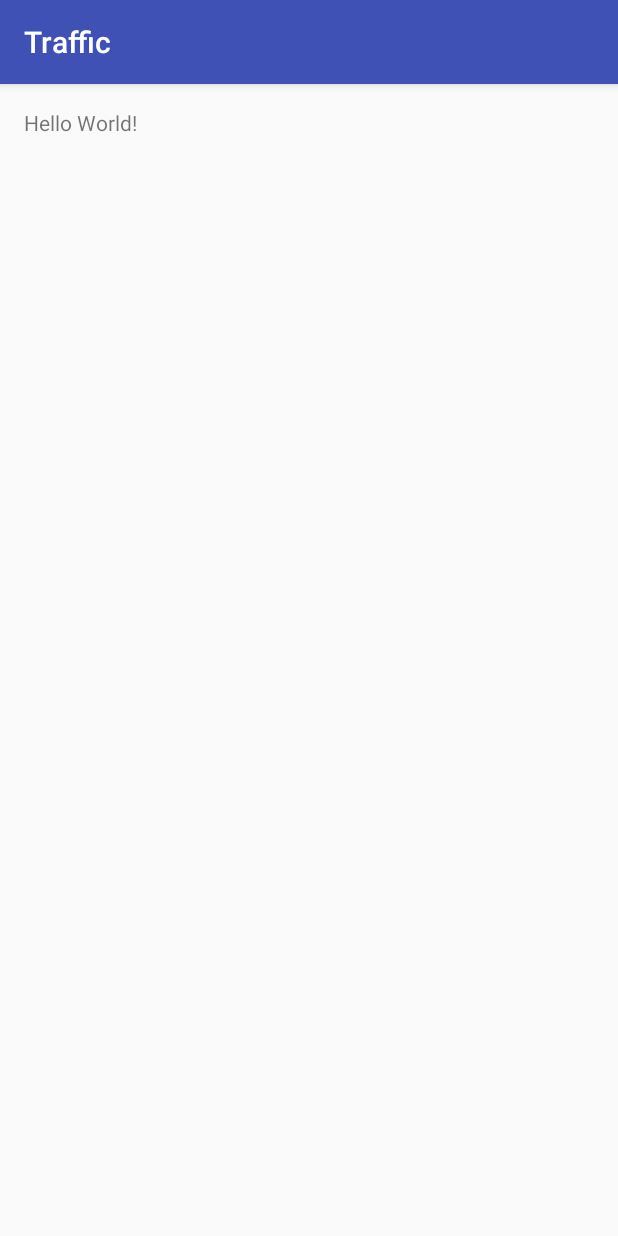
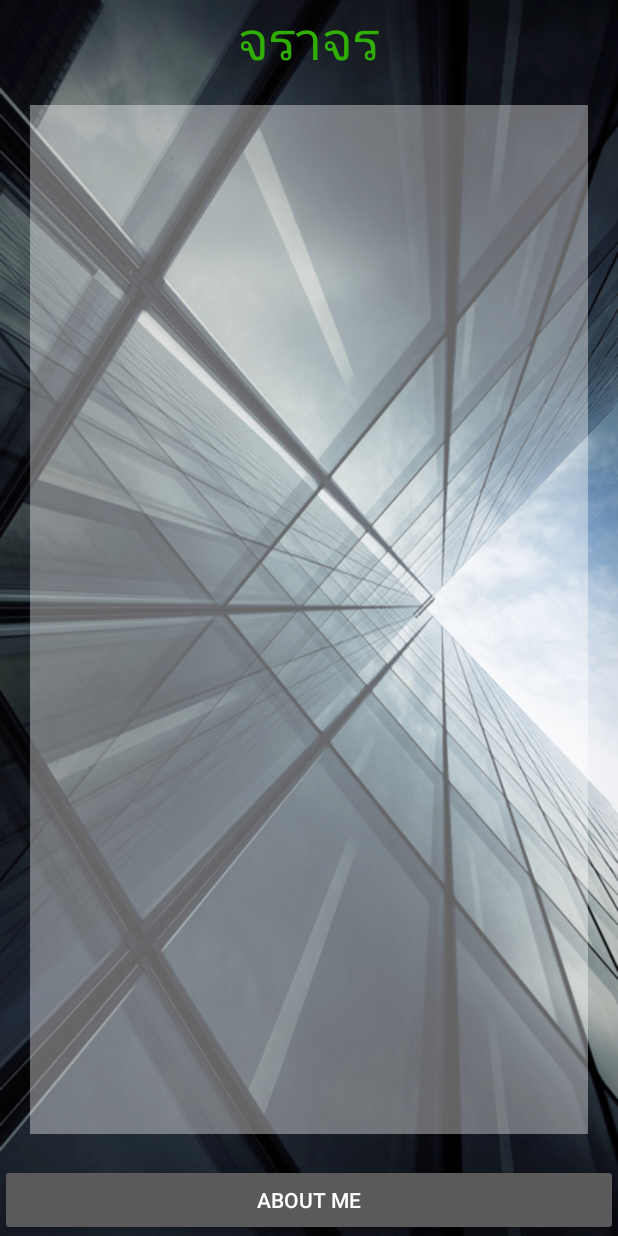
Before and after one commit to tanaboon/Workshop-Android-Benchachinda, an Android app: the screen it shows after launch (MainActivity), on a phone screen of 412 x 824 dp. Run offline under Robolectric (Android 15) with nearby library versions, the phone set to English and light mode, and no system bars.

Commit message:
ออกแบบ UI เสร็จแล้ว

```diff
--- a/app/src/main/res/layout/activity_main.xml
+++ b/app/src/main/res/layout/activity_main.xml
@@ -3,14 +3,35 @@
     xmlns:tools="http://schemas.android.com/tools"
     android:layout_width="match_parent"
     android:layout_height="match_parent"
-    android:paddingBottom="@dimen/activity_vertical_margin"
-    android:paddingLeft="@dimen/activity_horizontal_margin"
-    android:paddingRight="@dimen/activity_horizontal_margin"
-    android:paddingTop="@dimen/activity_vertical_margin"
-    tools:context="com.example.aum.traffic.MainActivity">
+    tools:context="com.example.aum.traffic.MainActivity"
+    android:id="@+id/ะ"
+    android:background="@drawable/wallpapers_a_00">
 
     <TextView
         android:layout_width="wrap_content"
         android:layout_height="wrap_content"
-        android:text="Hello World!" />
+        android:text="@string/top"
+        android:id="@+id/textView"
+
+        android:textSize="@dimen/h1"
+        android:layout_centerHorizontal="true"
+        android:textColor="@color/text" />
+
+    <Button
+        android:layout_width="match_parent"
+        android:layout_height="wrap_content"
+        android:text="About ME"
+        android:id="@+id/button"
+        android:layout_alignParentTop="false"
+        android:layout_alignParentBottom="true" />
+
+    <ListView
+        android:layout_width="wrap_content"
+        android:layout_height="wrap_content"
+        android:id="@+id/listView"
+        android:layout_below="@+id/textView"
+        android:layout_above="@+id/button"
+        android:layout_margin="20dp"
+        android:background="#63ffffff" />
+
 </RelativeLayout>
--- a/app/src/main/res/values/colors.xml
+++ b/app/src/main/res/values/colors.xml
@@ -3,4 +3,7 @@
     <color name="colorPrimary">#3F51B5</color>
     <color name="colorPrimaryDark">#303F9F</color>
     <color name="colorAccent">#FF4081</color>
+
+
+    <color name="text">#30AE04</color>
 </resources>
--- a/app/src/main/res/values/dimens.xml
+++ b/app/src/main/res/values/dimens.xml
@@ -2,4 +2,7 @@
     <!-- Default screen margins, per the Android Design guidelines. -->
     <dimen name="activity_horizontal_margin">16dp</dimen>
     <dimen name="activity_vertical_margin">16dp</dimen>
+
+
+    <dimen name="h1">35sp</dimen>
 </resources>
--- a/app/src/main/res/values/strings.xml
+++ b/app/src/main/res/values/strings.xml
@@ -1,3 +1,10 @@
 <resources>
     <string name="app_name">Traffic</string>
+
+    <string name="top">จราจร</string>
+
+
+
+
+
 </resources>
--- a/app/src/main/res/values/styles.xml
+++ b/app/src/main/res/values/styles.xml
@@ -1,7 +1,7 @@
 <resources>
 
     <!-- Base application theme. -->
-    <style name="AppTheme" parent="Theme.AppCompat.Light.DarkActionBar">
+    <style name="AppTheme" parent="Theme.AppCompat.NoActionBar">
         <!-- Customize your theme here. -->
         <item name="colorPrimary">@color/colorPrimary</item>
         <item name="colorPrimaryDark">@color/colorPrimaryDark</item>
```
Also changed, not shown: app/src/main/res/drawable/bg22.png (added), app/src/main/res/drawable/wallpapers_a_00.png (added).
